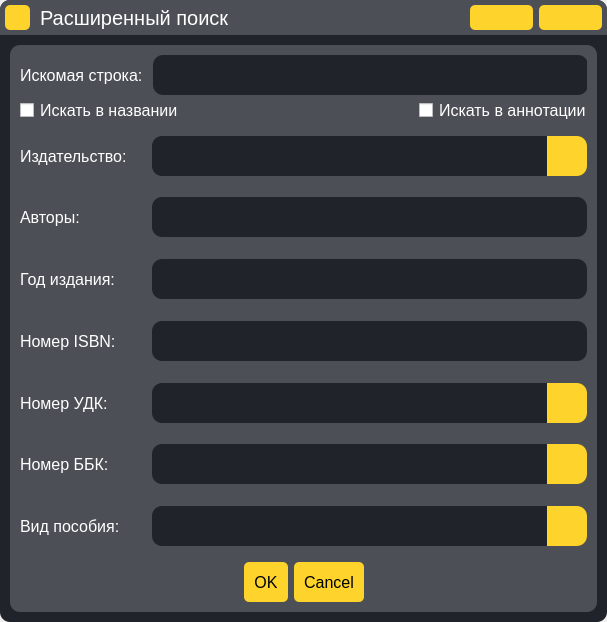
Qt form Design/qt_ui/ex_search_window.ui (PereverzevIvan/Online_library_for_Polytech) before a commit.
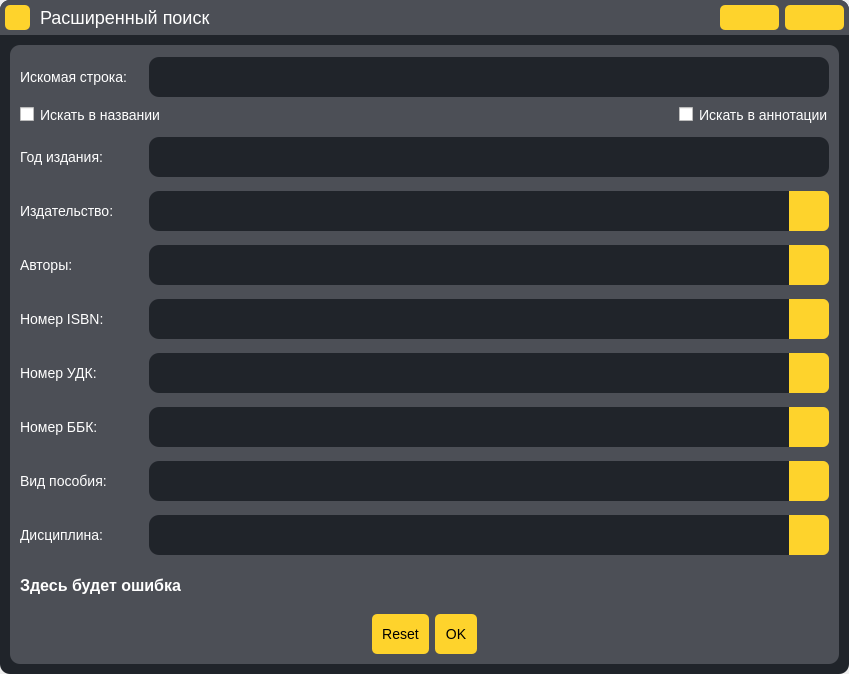
The same form after that commit. Icons and pictures are not drawn.

```diff
--- a/Design/qt_ui/ex_search_window.ui
+++ b/Design/qt_ui/ex_search_window.ui
@@ -6,20 +6,20 @@
    <rect>
     <x>0</x>
     <y>0</y>
-    <width>607</width>
-    <height>622</height>
+    <width>849</width>
+    <height>674</height>
    </rect>
   </property>
   <property name="minimumSize">
    <size>
-    <width>607</width>
-    <height>622</height>
+    <width>849</width>
+    <height>674</height>
    </size>
   </property>
   <property name="maximumSize">
    <size>
-    <width>607</width>
-    <height>622</height>
+    <width>849</width>
+    <height>674</height>
    </size>
   </property>
   <property name="windowTitle">
@@ -30,7 +30,7 @@
 * {
 	margin: 0;
 	padding: 0;
-	font-size: 16px;
+	font-size: 14px;
 	outline: none;
 	font-family: &quot;Arial&quot;;
 }
@@ -45,7 +45,8 @@
 }
 
 #error_label {
-	margin-top: 15px;
+	font-size: 16px;
+	font-weight: 500;
 }
 
 #inputs_area {
@@ -123,6 +124,11 @@
 QComboBox:on {
     border-bottom-left-radius: 0px;
     border-bottom-right-radius: 0px;
+	border-left: 2px solid rgba(254,211,44,255);
+}
+
+QComboBox:focus {
+	border-left: 2px solid rgba(254,211,44,255);
 }
 
 QComboBox::drop-down {
@@ -130,8 +136,8 @@
     subcontrol-position: top right;
     width: 40px;
 	background-color: rgba(254,211,44,255);
-    border-top-right-radius: 10%;
-    border-bottom-right-radius: 10%;
+    border-top-right-radius: 6%;
+    border-bottom-right-radius: 6%;
 }
 
 QComboBox::drop-down:on {
@@ -197,7 +203,7 @@
 }
 
 #window_title {
-	font-size: 20px;
+	font-size: 18px;
 }
 
 #title_bar QPushButton {
@@ -506,6 +512,12 @@
          </property>
          <item>
           <widget class="QWidget" name="inputs_area" native="true">
+           <property name="sizePolicy">
+            <sizepolicy hsizetype="Expanding" vsizetype="Preferred">
+             <horstretch>0</horstretch>
+             <verstretch>0</verstretch>
+            </sizepolicy>
+           </property>
            <layout class="QVBoxLayout" name="verticalLayout_4">
             <property name="spacing">
              <number>10</number>
@@ -562,13 +574,13 @@
                    <number>0</number>
                   </property>
                   <property name="topMargin">
-                   <number>0</number>
+                   <number>2</number>
                   </property>
                   <property name="rightMargin">
                    <number>0</number>
                   </property>
                   <property name="bottomMargin">
-                   <number>0</number>
+                   <number>2</number>
                   </property>
                   <item>
                    <widget class="QLabel" name="label">
@@ -577,11 +589,27 @@
                     </property>
                    </widget>
                   </item>
+                  <item>
+                   <spacer name="horizontalSpacer_10">
+                    <property name="orientation">
+                     <enum>Qt::Horizontal</enum>
+                    </property>
+                    <property name="sizeType">
+                     <enum>QSizePolicy::Expanding</enum>
+                    </property>
+                    <property name="sizeHint" stdset="0">
+                     <size>
+                      <width>20</width>
+                      <height>20</height>
+                     </size>
+                    </property>
+                   </spacer>
+                  </item>
                   <item>
                    <widget class="QLineEdit" name="string_input">
                     <property name="minimumSize">
                      <size>
-                      <width>435</width>
+                      <width>680</width>
                       <height>0</height>
                      </size>
                     </property>
@@ -606,13 +634,13 @@
                    <number>0</number>
                   </property>
                   <property name="topMargin">
-                   <number>0</number>
+                   <number>2</number>
                   </property>
                   <property name="rightMargin">
                    <number>0</number>
                   </property>
                   <property name="bottomMargin">
-                   <number>0</number>
+                   <number>2</number>
                   </property>
                   <item alignment="Qt::AlignLeft">
                    <widget class="QCheckBox" name="in_headings">
@@ -634,6 +662,75 @@
               </layout>
              </widget>
             </item>
+            <item>
+             <widget class="QFrame" name="input_4">
+              <property name="frameShape">
+               <enum>QFrame::StyledPanel</enum>
+              </property>
+              <property name="frameShadow">
+               <enum>QFrame::Raised</enum>
+              </property>
+              <layout class="QHBoxLayout" name="horizontalLayout_4">
+               <property name="spacing">
+                <number>10</number>
+               </property>
+               <property name="leftMargin">
+                <number>0</number>
+               </property>
+               <property name="topMargin">
+                <number>2</number>
+               </property>
+               <property name="rightMargin">
+                <number>0</number>
+               </property>
+               <property name="bottomMargin">
+                <number>2</number>
+               </property>
+               <item>
+                <widget class="QLabel" name="label_4">
+                 <property name="text">
+                  <string>Год издания: </string>
+                 </property>
+                </widget>
+               </item>
+               <item>
+                <spacer name="horizontalSpacer_4">
+                 <property name="orientation">
+                  <enum>Qt::Horizontal</enum>
+                 </property>
+                 <property name="sizeType">
+                  <enum>QSizePolicy::Expanding</enum>
+                 </property>
+                 <property name="sizeHint" stdset="0">
+                  <size>
+                   <width>40</width>
+                   <height>20</height>
+                  </size>
+                 </property>
+                </spacer>
+               </item>
+               <item>
+                <widget class="QLineEdit" name="year_input">
+                 <property name="sizePolicy">
+                  <sizepolicy hsizetype="Expanding" vsizetype="Fixed">
+                   <horstretch>0</horstretch>
+                   <verstretch>0</verstretch>
+                  </sizepolicy>
+                 </property>
+                 <property name="minimumSize">
+                  <size>
+                   <width>680</width>
+                   <height>0</height>
+                  </size>
+                 </property>
+                 <property name="text">
+                  <string/>
+                 </property>
+                </widget>
+               </item>
+              </layout>
+             </widget>
+            </item>
             <item>
              <widget class="QFrame" name="input_2">
               <property name="frameShape">
@@ -650,13 +747,13 @@
                 <number>0</number>
                </property>
                <property name="topMargin">
-                <number>0</number>
+                <number>2</number>
                </property>
                <property name="rightMargin">
                 <number>0</number>
                </property>
                <property name="bottomMargin">
-                <number>0</number>
+                <number>2</number>
                </property>
                <item>
                 <widget class="QLabel" name="label_2">
@@ -670,6 +767,9 @@
                  <property name="orientation">
                   <enum>Qt::Horizontal</enum>
                  </property>
+                 <property name="sizeType">
+                  <enum>QSizePolicy::Expanding</enum>
+                 </property>
                  <property name="sizeHint" stdset="0">
                   <size>
                    <width>40</width>
@@ -680,12 +780,21 @@
                </item>
                <item>
                 <widget class="QComboBox" name="publishings_combobox">
+                 <property name="sizePolicy">
+                  <sizepolicy hsizetype="Expanding" vsizetype="Fixed">
+                   <horstretch>0</horstretch>
+                   <verstretch>0</verstretch>
+                  </sizepolicy>
+                 </property>
                  <property name="minimumSize">
                   <size>
-                   <width>435</width>
+                   <width>680</width>
                    <height>0</height>
                   </size>
                  </property>
+                 <property name="editable">
+                  <bool>true</bool>
+                 </property>
                 </widget>
                </item>
               </layout>
@@ -707,13 +816,13 @@
                 <number>0</number>
                </property>
                <property name="topMargin">
-                <number>0</number>
+                <number>2</number>
                </property>
                <property name="rightMargin">
                 <number>0</number>
                </property>
                <property name="bottomMargin">
-                <number>0</number>
+                <number>2</number>
                </property>
                <item>
                 <widget class="QLabel" name="label_3">
@@ -727,66 +836,9 @@
                  <property name="orientation">
                   <enum>Qt::Horizontal</enum>
                  </property>
-                 <property name="sizeHint" stdset="0">
-                  <size>
-                   <width>40</width>
-                   <height>20</height>
-                  </size>
+                 <property name="sizeType">
+                  <enum>QSizePolicy::Expanding</enum>
                  </property>
-                </spacer>
-               </item>
-               <item>
-                <widget class="QLineEdit" name="author_input">
-                 <property name="minimumSize">
-                  <size>
-                   <width>435</width>
-                   <height>0</height>
-                  </size>
-                 </property>
-                 <property name="text">
-                  <string/>
-                 </property>
-                </widget>
-               </item>
-              </layout>
-             </widget>
-            </item>
-            <item>
-             <widget class="QFrame" name="input_4">
-              <property name="frameShape">
-               <enum>QFrame::StyledPanel</enum>
-              </property>
-              <property name="frameShadow">
-               <enum>QFrame::Raised</enum>
-              </property>
-              <layout class="QHBoxLayout" name="horizontalLayout_4">
-               <property name="spacing">
-                <number>10</number>
-               </property>
-               <property name="leftMargin">
-                <number>0</number>
-               </property>
-               <property name="topMargin">
-                <number>0</number>
-               </property>
-               <property name="rightMargin">
-                <number>0</number>
-               </property>
-               <property name="bottomMargin">
-                <number>0</number>
-               </property>
-               <item>
-                <widget class="QLabel" name="label_4">
-                 <property name="text">
-                  <string>Год издания: </string>
-                 </property>
-                </widget>
-               </item>
-               <item>
-                <spacer name="horizontalSpacer_4">
-                 <property name="orientation">
-                  <enum>Qt::Horizontal</enum>
-                 </property>
                  <property name="sizeHint" stdset="0">
                   <size>
                    <width>40</width>
@@ -796,15 +848,21 @@
                 </spacer>
                </item>
                <item>
-                <widget class="QLineEdit" name="year_input">
+                <widget class="QComboBox" name="author_combobox">
+                 <property name="sizePolicy">
+                  <sizepolicy hsizetype="Expanding" vsizetype="Fixed">
+                   <horstretch>0</horstretch>
+                   <verstretch>0</verstretch>
+                  </sizepolicy>
+                 </property>
                  <property name="minimumSize">
                   <size>
-                   <width>435</width>
+                   <width>680</width>
                    <height>0</height>
                   </size>
                  </property>
-                 <property name="text">
-                  <string/>
+                 <property name="editable">
+                  <bool>true</bool>
                  </property>
                 </widget>
                </item>
@@ -827,13 +885,13 @@
                 <number>0</number>
                </property>
                <property name="topMargin">
-                <number>0</number>
+                <number>2</number>
                </property>
                <property name="rightMargin">
                 <number>0</number>
                </property>
                <property name="bottomMargin">
-                <number>0</number>
+                <number>2</number>
                </property>
                <item>
                 <widget class="QLabel" name="label_5">
@@ -847,6 +905,9 @@
                  <property name="orientation">
                   <enum>Qt::Horizontal</enum>
                  </property>
+                 <property name="sizeType">
+                  <enum>QSizePolicy::Expanding</enum>
+                 </property>
                  <property name="sizeHint" stdset="0">
                   <size>
                    <width>40</width>
@@ -856,15 +917,21 @@
                 </spacer>
                </item>
                <item>
-                <widget class="QLineEdit" name="isbn_input">
+                <widget class="QComboBox" name="isbn_combobox">
+                 <property name="sizePolicy">
+                  <sizepolicy hsizetype="Expanding" vsizetype="Fixed">
+                   <horstretch>0</horstretch>
+                   <verstretch>0</verstretch>
+                  </sizepolicy>
+                 </property>
                  <property name="minimumSize">
                   <size>
-                   <width>435</width>
+                   <width>680</width>
                    <height>0</height>
                   </size>
                  </property>
-                 <property name="text">
-                  <string/>
+                 <property name="editable">
+                  <bool>true</bool>
                  </property>
                 </widget>
                </item>
@@ -887,13 +954,13 @@
                 <number>0</number>
                </property>
                <property name="topMargin">
-                <number>0</number>
+                <number>2</number>
                </property>
                <property name="rightMargin">
                 <number>0</number>
                </property>
                <property name="bottomMargin">
-                <number>0</number>
+                <number>2</number>
                </property>
                <item>
                 <widget class="QLabel" name="label_6">
@@ -913,6 +980,9 @@
                  <property name="orientation">
                   <enum>Qt::Horizontal</enum>
                  </property>
+                 <property name="sizeType">
+                  <enum>QSizePolicy::Expanding</enum>
+                 </property>
                  <property name="sizeHint" stdset="0">
                   <size>
                    <width>40</width>
@@ -923,12 +993,21 @@
                </item>
                <item>
                 <widget class="QComboBox" name="udk_combobox">
+                 <property name="sizePolicy">
+                  <sizepolicy hsizetype="Expanding" vsizetype="Fixed">
+                   <horstretch>0</horstretch>
+                   <verstretch>0</verstretch>
+                  </sizepolicy>
+                 </property>
                  <property name="minimumSize">
                   <size>
-                   <width>435</width>
+                   <width>680</width>
                    <height>0</height>
                   </size>
                  </property>
+                 <property name="editable">
+                  <bool>true</bool>
+                 </property>
                 </widget>
                </item>
               </layout>
@@ -950,13 +1029,13 @@
                 <number>0</number>
                </property>
                <property name="topMargin">
-                <number>0</number>
+                <number>2</number>
                </property>
                <property name="rightMargin">
                 <number>0</number>
                </property>
                <property name="bottomMargin">
-                <number>0</number>
+                <number>2</number>
                </property>
                <item>
                 <widget class="QLabel" name="label_7">
@@ -976,6 +1055,9 @@
                  <property name="orientation">
                   <enum>Qt::Horizontal</enum>
                  </property>
+                 <property name="sizeType">
+                  <enum>QSizePolicy::Expanding</enum>
+                 </property>
                  <property name="sizeHint" stdset="0">
                   <size>
                    <width>40</width>
@@ -986,12 +1068,21 @@
                </item>
                <item>
                 <widget class="QComboBox" name="bbk_combobox">
+                 <property name="sizePolicy">
+                  <sizepolicy hsizetype="Expanding" vsizetype="Fixed">
+                   <horstretch>0</horstretch>
+                   <verstretch>0</verstretch>
+                  </sizepolicy>
+                 </property>
                  <property name="minimumSize">
                   <size>
-                   <width>435</width>
+                   <width>680</width>
                    <height>0</height>
                   </size>
                  </property>
+                 <property name="editable">
+                  <bool>true</bool>
+                 </property>
                 </widget>
                </item>
               </layout>
@@ -1013,13 +1104,13 @@
                 <number>0</number>
                </property>
                <property name="topMargin">
-                <number>0</number>
+                <number>2</number>
                </property>
                <property name="rightMargin">
                 <number>0</number>
                </property>
                <property name="bottomMargin">
-                <number>0</number>
+                <number>2</number>
                </property>
                <item>
                 <widget class="QLabel" name="label_8">
@@ -1039,6 +1130,9 @@
                  <property name="orientation">
                   <enum>Qt::Horizontal</enum>
                  </property>
+                 <property name="sizeType">
+                  <enum>QSizePolicy::Expanding</enum>
+                 </property>
                  <property name="sizeHint" stdset="0">
                   <size>
                    <width>40</width>
@@ -1049,24 +1143,115 @@
                </item>
                <item>
                 <widget class="QComboBox" name="type_combobox">
+                 <property name="sizePolicy">
+                  <sizepolicy hsizetype="Expanding" vsizetype="Fixed">
+                   <horstretch>0</horstretch>
+                   <verstretch>0</verstretch>
+                  </sizepolicy>
+                 </property>
                  <property name="minimumSize">
                   <size>
-                   <width>435</width>
+                   <width>680</width>
                    <height>0</height>
                   </size>
                  </property>
+                 <property name="editable">
+                  <bool>true</bool>
+                 </property>
                 </widget>
                </item>
               </layout>
              </widget>
             </item>
+            <item>
+             <widget class="QFrame" name="input_9">
+              <property name="frameShape">
+               <enum>QFrame::StyledPanel</enum>
+              </property>
+              <property name="frameShadow">
+               <enum>QFrame::Raised</enum>
+              </property>
+              <layout class="QHBoxLayout" name="horizontalLayout_12">
+               <property name="spacing">
+                <number>10</number>
+               </property>
+               <property name="leftMargin">
+                <number>0</number>
+               </property>
+               <property name="topMargin">
+                <number>2</number>
+               </property>
+               <property name="rightMargin">
+                <number>0</number>
+               </property>
+               <property name="bottomMargin">
+                <number>2</number>
+               </property>
+               <item>
+                <widget class="QLabel" name="label_9">
+                 <property name="sizePolicy">
+                  <sizepolicy hsizetype="Fixed" vsizetype="Preferred">
+                   <horstretch>0</horstretch>
+                   <verstretch>0</verstretch>
+                  </sizepolicy>
+                 </property>
+                 <property name="text">
+                  <string>Дисциплина:</string>
+                 </property>
+                </widget>
+               </item>
+               <item>
+                <spacer name="horizontalSpacer_9">
+                 <property name="orientation">
+                  <enum>Qt::Horizontal</enum>
+                 </property>
+                 <property name="sizeType">
+                  <enum>QSizePolicy::Expanding</enum>
+                 </property>
+                 <property name="sizeHint" stdset="0">
+                  <size>
+                   <width>40</width>
+                   <height>20</height>
+                  </size>
+                 </property>
+                </spacer>
+               </item>
+               <item>
+                <widget class="QComboBox" name="discipline_combobox">
+                 <property name="sizePolicy">
+                  <sizepolicy hsizetype="Expanding" vsizetype="Fixed">
+                   <horstretch>0</horstretch>
+                   <verstretch>0</verstretch>
+                  </sizepolicy>
+                 </property>
+                 <property name="minimumSize">
+                  <size>
+                   <width>680</width>
+                   <height>0</height>
+                  </size>
+                 </property>
+                 <property name="editable">
+                  <bool>true</bool>
+                 </property>
+                </widget>
+               </item>
+              </layout>
+             </widget>
+            </item>
+            <item>
+             <widget class="QLabel" name="error_label">
+              <property name="text">
+               <string>Здесь будет ошибка</string>
+              </property>
+             </widget>
+            </item>
             <item>
              <widget class="QDialogButtonBox" name="buttons">
               <property name="orientation">
                <enum>Qt::Horizontal</enum>
               </property>
               <property name="standardButtons">
-               <set>QDialogButtonBox::Cancel|QDialogButtonBox::Ok</set>
+               <set>QDialogButtonBox::Ok|QDialogButtonBox::Reset</set>
               </property>
               <property name="centerButtons">
                <bool>true</bool>
```
